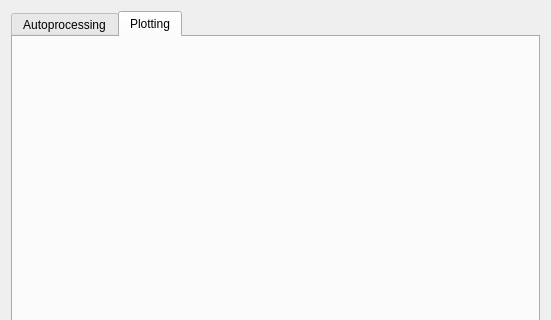
NCH-Motion-Laboratory/gaitutils, file gaitutils/nexus_scripts/autoproc_dialog.ui: the form before one commit; both pictures show x 0 to 551 and y 0 to 320 of the 551 by 809 pixel window.
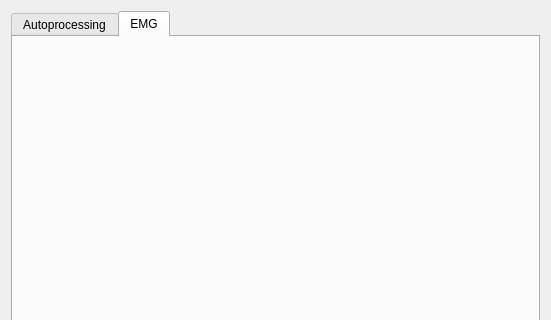
The form after the commit. The open tabs and pages were chosen to show the change.

Diff of the .ui file:
```diff
--- a/gaitutils/nexus_scripts/autoproc_dialog.ui
+++ b/gaitutils/nexus_scripts/autoproc_dialog.ui
@@ -434,7 +434,7 @@
      </widget>
      <widget class="QWidget" name="plot">
       <attribute name="title">
-       <string>Plotting</string>
+       <string>EMG</string>
       </attribute>
      </widget>
     </widget>
```
Left out of the diff: 4 changed lines with no effect on the pictures.
